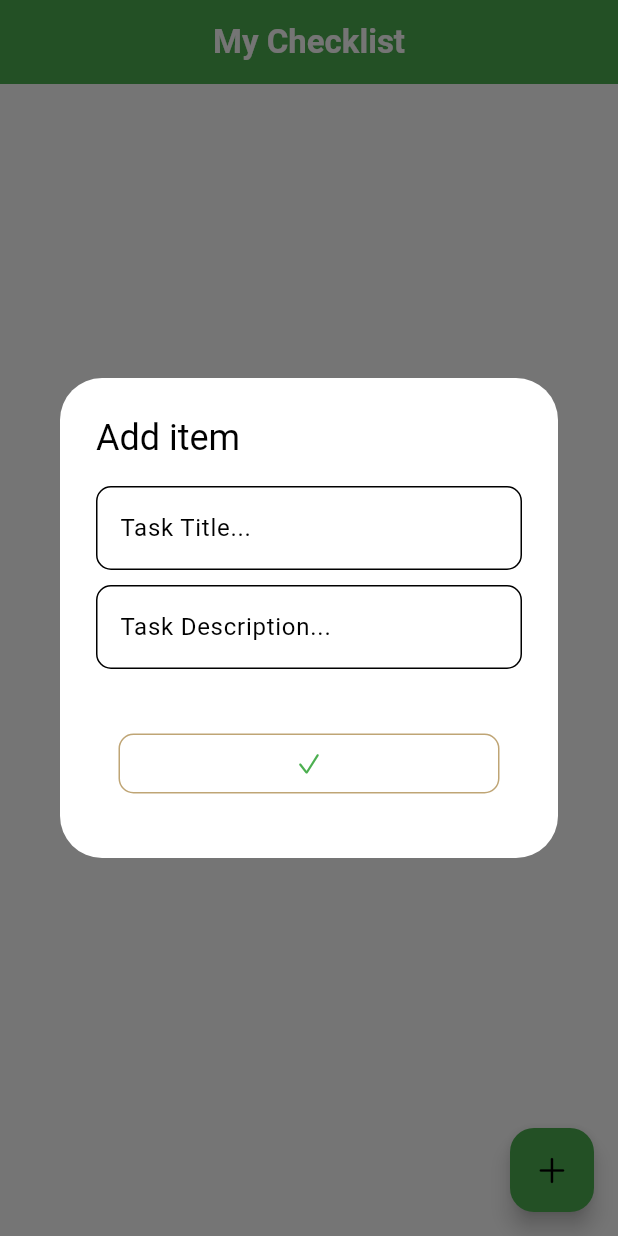
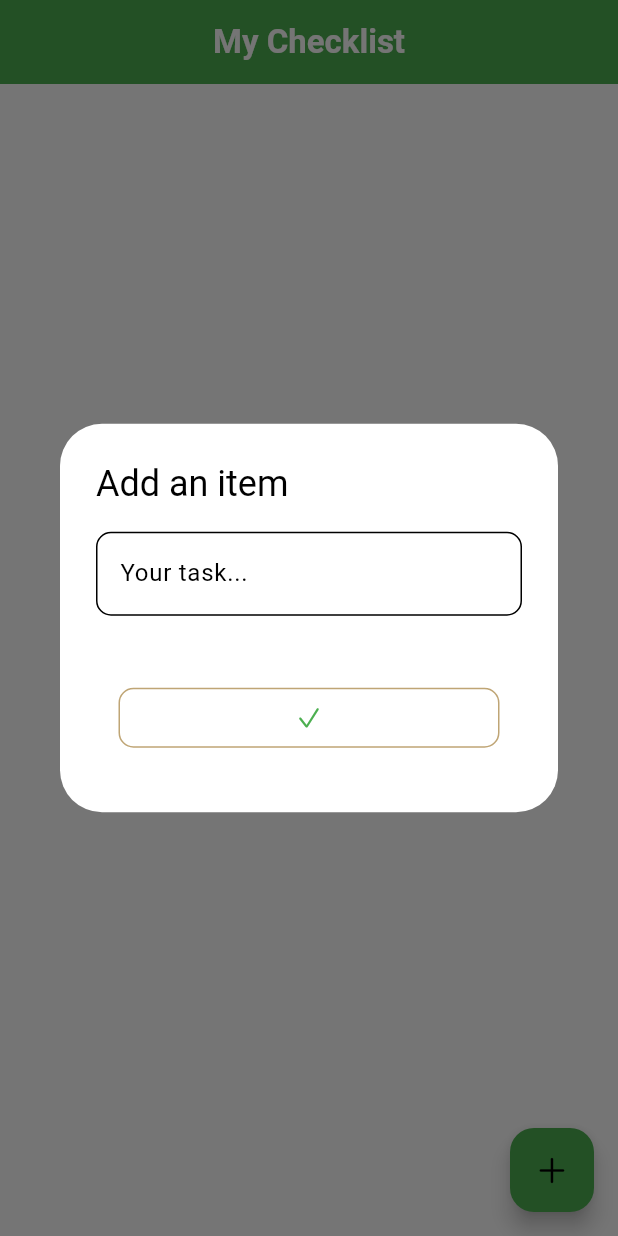
Before and after one commit to MarvinKweyu/checklist, a Flutter app: the Home screen opened by its route, after a tap on an icon or button, on a phone screen of 412 x 824 dp. Run offline on Flutter 3.47's test engine with Material 3 defaults, Android fonts, the phone set to English and light mode, and no system bars; our stand-ins replace bloc, dartz, drift, drift_flutter, equatable, flutter_bloc and 3 more; accounts and stored records are empty; generated files the repository leaves out were written again.

Commit message:
fix: nav to individual item

```diff
--- a/lib/core/routes.dart
+++ b/lib/core/routes.dart
@@ -6,14 +6,16 @@ final GoRouter routes = GoRouter(
   initialLocation: '/',
   routes: [
     GoRoute(
-      path: '/',
-      name: 'home',
-      builder: (context, state) => const Home(),
-    ),
-    GoRoute(
-      path: '/info/:id',
-      name: 'info',
-      builder: (context, state) => TodoInfo(id: state.pathParameters['id']!),
-    ),
+        path: '/',
+        name: 'home',
+        builder: (context, state) => const Home(),
+        routes: [
+          GoRoute(
+            path: 'info/:id',
+            name: 'info',
+            builder: (context, state) =>
+                TodoInfo(id: state.pathParameters['id']!),
+          ),
+        ]),
   ],
 );
--- a/lib/features/checklist/presentation/pages/home.dart
+++ b/lib/features/checklist/presentation/pages/home.dart
@@ -66,7 +66,9 @@ class _HomeState extends State<Home> {
               context: context,
               builder: (context) {
                 return AlertDialog(
-                  title: const Text('Add item'),
+                  title: const Text(
+                    'Add an item',
+                  ),
                   content: Form(
                     key: _formKey,
                     child: Column(
@@ -76,7 +78,7 @@ class _HomeState extends State<Home> {
                           controller: controller1,
                           validator: (value) {
                             if (value == null || value.isEmpty) {
-                              return 'Please enter a title';
+                              return 'Please enter a title for your task';
                             }
                             if (value.length > 50) {
                               return 'Too long!';
@@ -85,7 +87,7 @@ class _HomeState extends State<Home> {
                           },
                           cursorColor: Theme.of(context).colorScheme.secondary,
                           decoration: InputDecoration(
-                            hintText: 'Task Title...',
+                            hintText: 'Your task...',
                             focusedBorder: OutlineInputBorder(
                               borderRadius: BorderRadius.circular(10),
                               borderSide: BorderSide(
@@ -103,35 +105,7 @@ class _HomeState extends State<Home> {
                             // });
                           },
                         ),
-                        const SizedBox(height: 10),
-                        TextFormField(
-                          controller: controller2,
-                          validator: (value) {
-                            if (value != null && value.length > 50) {
-                              return 'Too long!';
-                            }
-                            return null;
-                          },
-                          cursorColor: Theme.of(context).colorScheme.secondary,
-                          decoration: InputDecoration(
-                            hintText: 'Task Description...',
-                            focusedBorder: OutlineInputBorder(
-                              borderRadius: BorderRadius.circular(10),
-                              borderSide: BorderSide(
-                                color: Theme.of(context).colorScheme.secondary,
-                              ),
-                            ),
-                            border: OutlineInputBorder(
-                              borderRadius: BorderRadius.circular(10),
-                              borderSide: const BorderSide(color: Colors.grey),
-                            ),
-                          ),
-                          onChanged: (value) {
-                            // setState(() {
-                            //   description = value;
-                            // });
-                          },
-                        ),
+                        const SizedBox(height: 5),
                       ],
                     ),
                   ),
@@ -188,8 +162,6 @@ class _HomeState extends State<Home> {
                     return GestureDetector(
                       onTap: () {
                         context.go('/info/${singleItem.id}');
-                        // context.goNamed('info',
-                        //     pathParameters: {'id': singleItem.id.toString()});
                       },
                       child: Card(
                         color: Theme.of(context).colorScheme.primary,
```
Also changed, not shown: lib/features/checklist/presentation/pages/todo_info.dart (+48 -3 lines).
